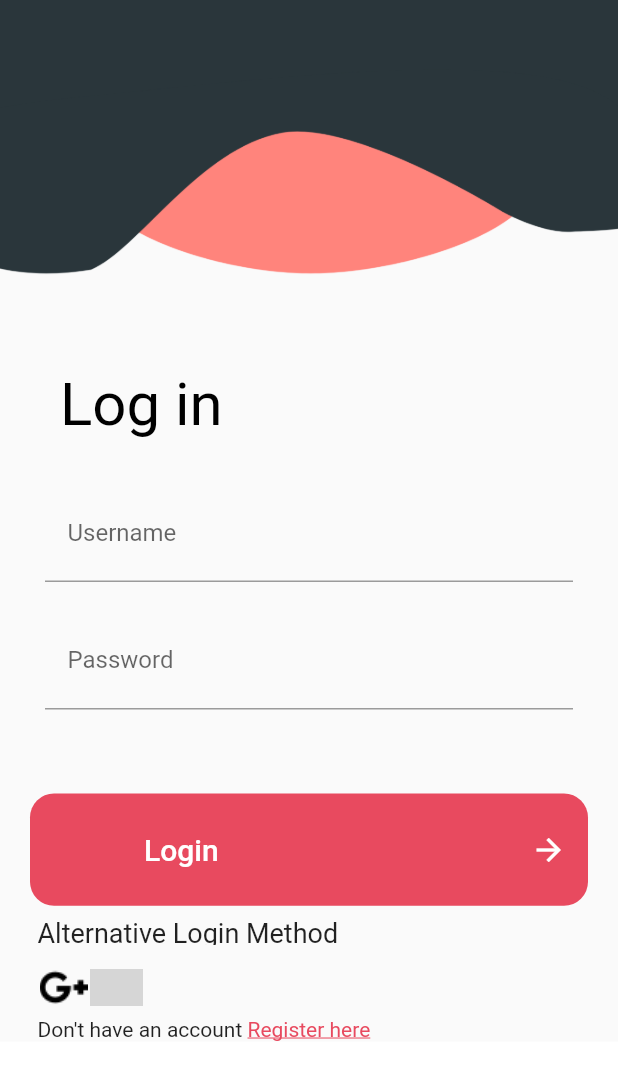
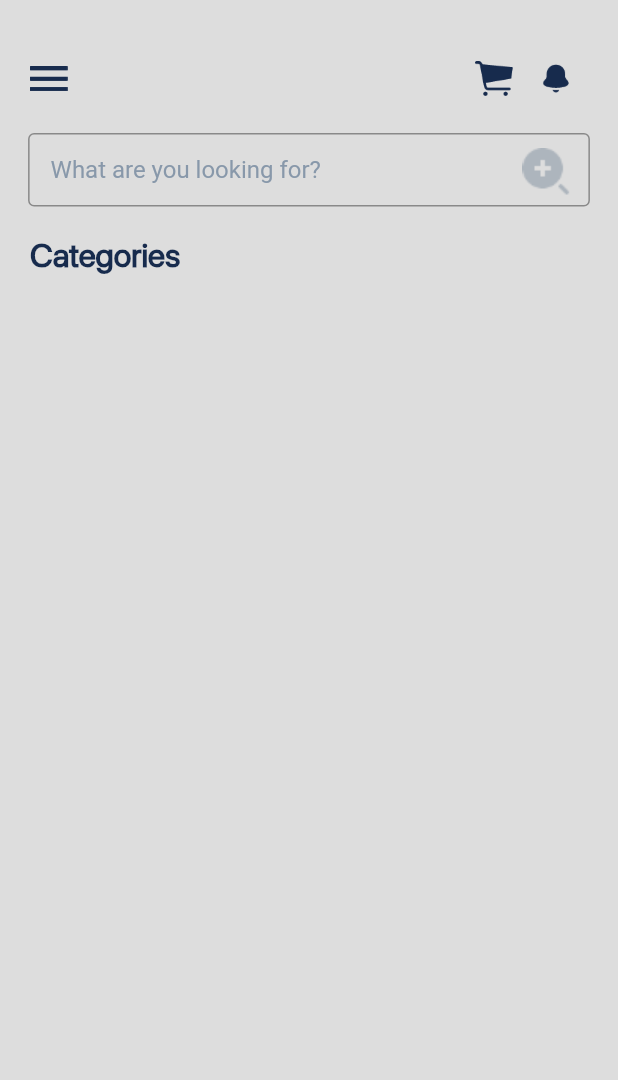
Before and after one commit to nitish97083/Grocery, a Flutter app: the screen it shows after launch, on a phone screen of 412 x 824 dp. Shown: the top 1080 px of the screen. Run offline on Flutter 3.47's test engine with Material 2 defaults, Android fonts, the phone set to English and light mode, and no system bars; our stand-ins replace fluttertoast, shimmer; missing offline and left inert: dart:ffi; grey boxes are pictures that could not be loaded.

Commit message:
please pull before push the code new Home page design

```diff
--- a/lib/login_register/login.dart
+++ b/lib/login_register/login.dart
@@ -6,6 +6,7 @@ import 'package:fluttertoast/fluttertoast.dart';
 import 'package:radhe_radhe/HomePage.dart';
 import 'package:radhe_radhe/login_register/register.dart';
 import 'package:http/http.dart' as http;
+import 'package:radhe_radhe/new_home_page.dart';
 
 class Login extends StatefulWidget {
   @override
@@ -355,7 +356,7 @@ class _Login extends State<Login> {
 }
 
 Future naviagteTOLogin(context) async {
-  Navigator.push(context, MaterialPageRoute(builder: (context) => HomePage()));
+  Navigator.push(context, MaterialPageRoute(builder: (context) => NewHomePageDart()));
 }
 
 Future navigateToRegister(context) async {
--- a/lib/main.dart
+++ b/lib/main.dart
@@ -1,5 +1,6 @@
 import 'package:flutter/material.dart';
 import 'package:radhe_radhe/HomePage.dart';
+import 'package:radhe_radhe/new_home_page.dart';
 import 'package:radhe_radhe/splash/splah.dart';
 
 void main() => runApp(MyApp());
@@ -14,7 +15,7 @@ class MyApp extends StatelessWidget {
 
         primarySwatch: Colors.blue,
       ),
-      home:Splash(),
+      home:NewHomePageDart(),
       //change s
       //large changes
     );
--- /dev/null
+++ b/lib/new_home_page.dart
@@ -0,0 +1,138 @@
+import 'package:flutter/material.dart';
+
+class NewHomePageDart extends StatefulWidget {
+  @override
+  State<StatefulWidget> createState() {
+    // TODO: implement createState
+    return _NewHomePageDart();
+  }
+}
+
+class _NewHomePageDart extends State {
+  @override
+  Widget build(BuildContext context) {
+    // TODO: implement build
+    return MaterialApp(
+      home: Scaffold(
+          backgroundColor: Color(0xffDDDDDD),
+          body: SingleChildScrollView(
+            child: Column(
+              children: <Widget>[
+                Container(
+                  margin: EdgeInsets.only(top: 10),
+                  width: MediaQuery.of(context).size.width,
+                  height: MediaQuery.of(context).size.height / 12,
+                  child: Stack(
+                    children: <Widget>[
+                      Positioned(
+                        top: 30,
+                        left: 20,
+                        child: InkWell(
+                          child: Container(
+                            //margin: EdgeInsets.only(left: 20, top: 20),
+                            child: Image.asset(
+                              'assets/icons_new/menu.png',
+                              width: 25,
+                              height: 25,
+                            ),
+                          ),
+                          onTap: () {
+                            // there will be hamburger menu
+                          },
+                        ),
+                      ),
+                      Positioned(
+                        top: 30,
+                        left: MediaQuery.of(context).size.width / 1.3,
+                        child: InkWell(
+                          child: Container(
+                            // margin: EdgeInsets.only(left: 20, top: 20),
+                            child: Image.asset(
+                              'assets/icons_new/cart.png',
+                              width: 25,
+                              height: 25,
+                            ),
+                          ),
+                          onTap: () {
+                            // there will be hamburger menu
+                          },
+                        ),
+                      ),
+                      Positioned(
+                        top: 30,
+                        left: MediaQuery.of(context).size.width / 1.15,
+                        child: InkWell(
+                          child: Container(
+                            // margin: EdgeInsets.only(left: 20, top: 20),
+                            child: Image.asset(
+                              'assets/icons_new/notification.png',
+                              width: 25,
+                              height: 25,
+                            ),
+                          ),
+                          onTap: () {
+                            // there will be hamburger menu
+                          },
+                        ),
+                      )
+                      /**/
+                    ],
+                  ),
+                ),
+                Container(
+                  margin: EdgeInsets.only(top: 10),
+                  //color: Colors.black,
+                  width: MediaQuery.of(context).size.width / 1.1,
+                  height: MediaQuery.of(context).size.height / 13,
+                  child: Stack(
+                    children: <Widget>[
+                      Positioned(
+                        child: TextField(
+                          //controller: passwdController,
+                          decoration: InputDecoration(
+                            hintText: "What are you looking for?",
+                            hintStyle: TextStyle(color: Color(0xff8898AA)),
+                            border: OutlineInputBorder(
+                              borderSide: BorderSide(color: Color(0xff172B4D)),
+
+//                          borderRadius: BorderRadius.circular(25.0),
+                            ),
+                            contentPadding: EdgeInsets.symmetric(
+                              vertical: 15,
+                              horizontal: 15,
+                            ),
+                            focusedBorder: OutlineInputBorder(
+                              borderSide: BorderSide(color: Color(0xff172B4D)),
+
+//                          borderRadius: BorderRadius.circular(25.0),
+                            ),
+                          ),
+                        ),
+                      ),
+                      Positioned(
+                        top: 10,
+                        left: MediaQuery.of(context).size.width / 1.25,
+                        child: Image.asset('assets/icons_new/search_icon.png'),
+                      )
+                    ],
+                  ),
+                ),
+                Container(
+                  margin: EdgeInsets.only(left: 20, top: 5),
+                  height: MediaQuery.of(context).size.height / 29,
+                  width: MediaQuery.of(context).size.width,
+                  child: Text(
+                    "Categories",
+                    style: TextStyle(
+                        color: Color(0xff172B4D),
+                        fontFamily: 'SF Pro Display',
+                        fontSize: 22,
+                        fontWeight: FontWeight.bold),
+                  ),
+                )
+              ],
+            ),
+          )),
+    );
+  }
+}
```
Also changed, not shown: lib/login_register/Login_api/services.dart (deleted, +0 -54 lines), lib/login_register/login_pojo/loginPojo.dart (deleted, +0 -29 lines), pubspec.yaml (+26 -22 lines), assets/icons_new/cart.png (added), assets/icons_new/menu.png (added), assets/icons_new/notification.png (added), assets/icons_new/search_icon.png (added), fonts/SF-Pro-Display-Regular.ttf (added).
